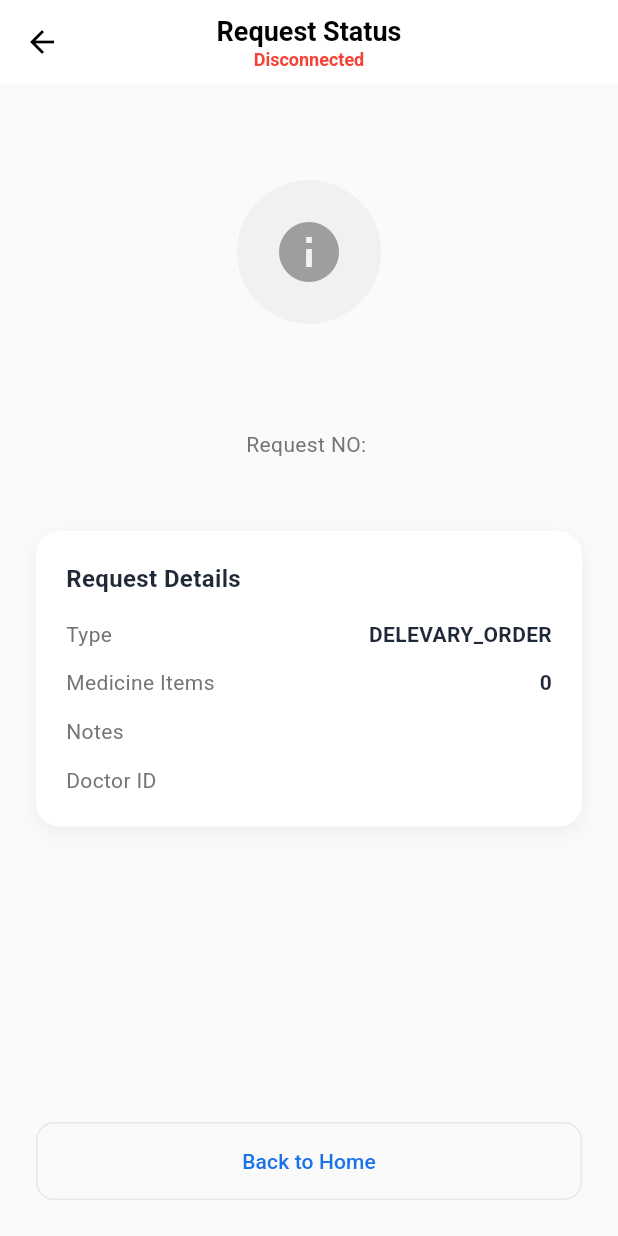
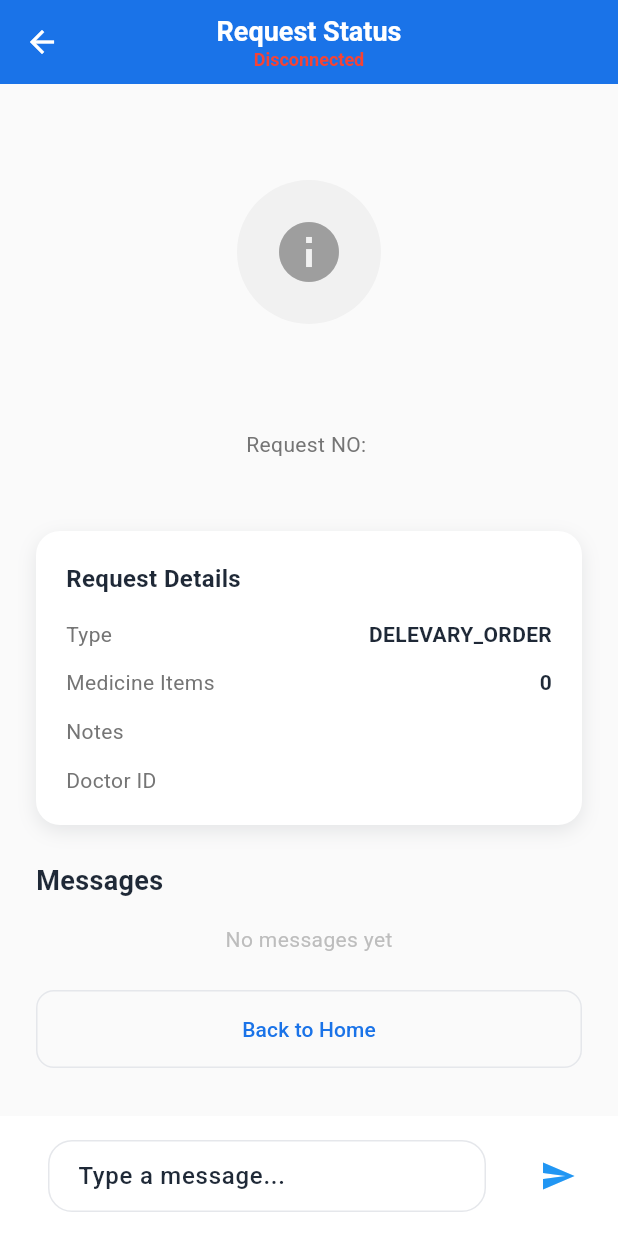
Before and after one commit to eng-abdallahyasser/pharma-connect, a Flutter app: the PharmacyRequestStatusView screen opened directly with empty values, on a phone screen of 412 x 824 dp. Run offline on Flutter 3.47's test engine with Material 3 defaults, Android fonts, the phone set to English and light mode, and no system bars; our stand-ins replace cached_network_image, dio, firebase_core, firebase_messaging, flutter_local_notifications, flutter_map and 8 more; missing offline and left inert: flutter_client_sse; accounts and stored records are empty; network calls fail.

Commit message:
implement messages in the request status

```diff
--- a/lib/app/modules/pharmacy_request/controllers/pharmacy_request_controller.dart
+++ b/lib/app/modules/pharmacy_request/controllers/pharmacy_request_controller.dart
@@ -3,6 +3,7 @@ import 'dart:developer';
 import 'package:flutter/material.dart';
 import 'package:get/get.dart';
 import 'package:image_picker/image_picker.dart';
+import 'package:pharma_connect/app/core/network/api_exceptions.dart';
 import '../data/models/pharmacy_request_model.dart';
 import '../data/models/item_model.dart';
 import '../data/providers/pharmacy_request_repository.dart';
@@ -205,7 +206,9 @@ class PharmacyRequestController extends GetxController {
 
       Get.snackbar('Success', 'Request submitted successfully');
     } catch (e) {
-      log(e.toString());
+      if(e is ApiException){
+        log(name: 'submitRequest', e.response.toString());
+      }
       Get.snackbar('Error', 'Failed to submit request: $e');
     } finally {
       isLoading.value = false;
--- a/lib/app/modules/pharmacy_request/controllers/pharmacy_request_status_controller.dart
+++ b/lib/app/modules/pharmacy_request/controllers/pharmacy_request_status_controller.dart
@@ -8,22 +8,33 @@ import 'package:get/get.dart';
 import 'package:pharma_connect/app/core/network/api_constants.dart';
 import 'package:pharma_connect/app/core/services/storage_service.dart';
 import '../data/models/pharmacy_request_model.dart';
+import '../data/models/message_model.dart';
+import '../data/providers/pharmacy_request_repository.dart';
 
 class PharmacyRequestStatusController extends GetxController {
   final Rx<PharmacyRequest> request = Rx<PharmacyRequest>(
     Get.arguments as PharmacyRequest,
   );
   final StorageService storageService = Get.find<StorageService>();
+  final PharmacyRequestRepository _repository = PharmacyRequestRepository();
 
+  final messages = <Message>[].obs;
+  final isLoadingMessages = false.obs;
+  final isSendingMessage = false.obs;
+  final TextEditingController messageController = TextEditingController();
+
+  String get currentUserId => storageService.getUser()?.id ?? '';
 
   @override
   void onInit() {
     super.onInit();
+    fetchMessages();
     _startMonitoring();
   }
 
   @override
   void onClose() {
+    messageController.dispose();
     unsubscribeFromRequestStatus();
     super.onClose();
   }
@@ -33,29 +44,40 @@ class PharmacyRequestStatusController extends GetxController {
   void _startMonitoring() {
     isConnected.value = true;
 
-        listenToRequestStatus(request.value.id)
-        .listen(
+    listenToRequestStatus(request.value.id).listen(
       (data) {
         isConnected.value = true;
         try {
           if (data.isEmpty) return; // Skip empty keep-alive or error parses
 
+          log(name: "PharmacyRequestStatusController", " stream data: $data");
+
+          // Check if data is a message (has content or type TEXT)
+          if (data['type'] == 'TEXT' || data['content'] != null) {
+            try {
+              // Pass 'data' directly since it contains the message fields
+              final newMessage = Message.fromJson(data);
+
+              // Avoid duplicates
+              if (!messages.any((m) => m.id == newMessage.id)) {
+                messages.add(newMessage);
+              }
+            } catch (e) {
               log(
                 name: "PharmacyRequestStatusController",
-                " stream data: $data",
+                "Error parsing message from stream: $e",
               );
-
-              // Handle partial updates using copyWith
+            }
+          } else {
+            // Handle partial updates using copyWith (request status updates)
             request.value = request.value.copyWith(
               status: data['status'] as String?,
               notes: data['notes'] as String?,
               doctor: data['doctor'] != null
-                    ? DoctorInfo.fromJson(
-                        data['doctor'] as Map<String, dynamic>,
-                      )
+                  ? DoctorInfo.fromJson(data['doctor'] as Map<String, dynamic>)
                   : null,
-                // We can add other fields here if they are expected to change
             );
+          }
 
           // Log the update for debugging
           log(
@@ -70,17 +92,13 @@ class PharmacyRequestStatusController extends GetxController {
         }
       },
       onError: (error) {
-            log(
-              name: "PharmacyRequestStatusController",
-              "Stream error: $error",
-            );
+        log(name: "PharmacyRequestStatusController", "Stream error: $error");
         isConnected.value = false;
       },
       onDone: () {
         log(name: "PharmacyRequestStatusController", "Stream closed");
         isConnected.value = false;
       },
-
     );
   }
 
@@ -118,18 +136,16 @@ class PharmacyRequestStatusController extends GetxController {
             "Cache-Control": "no-cache",
             "Connection": "keep-alive",
           },
-
-
         )
         .map((event) {
           if (event.data != null && event.data!.isNotEmpty) {
             try {
               return jsonDecode(event.data!) as Map<String, dynamic>;
             } catch (e) {
-              return <String, dynamic>{"message":"Error parsing update: $e"};
+              return <String, dynamic>{"message": "Error parsing update: $e"};
             }
           }
-          return <String, dynamic>{"message":"no data received"};
+          return <String, dynamic>{"message": "no data received"};
         })
         .where((data) => data.isNotEmpty);
   }
@@ -137,4 +153,39 @@ class PharmacyRequestStatusController extends GetxController {
   void unsubscribeFromRequestStatus() {
     SSEClient.unsubscribeFromSSE();
   }
+
+  Future<void> fetchMessages() async {
+    try {
+      isLoadingMessages.value = true;
+      final fetchedMessages = await _repository.getMessages(request.value.id);
+      messages.assignAll(fetchedMessages);
+    } catch (e) {
+      log('Error fetching messages: $e');
+    } finally {
+      isLoadingMessages.value = false;
     }
+  }
+
+  Future<void> sendMessage() async {
+    final content = messageController.text.trim();
+    if (content.isEmpty) return;
+
+    try {
+      isSendingMessage.value = true;
+      final newMessage = await _repository.sendMessage(
+        request.value.id,
+        content,
+      );
+      if (!messages.any((m) => m.id == newMessage.id)) {
+        messages.add(newMessage);
+      }
+      messageController.clear();
+      // Optionally scroll to bottom
+    } catch (e) {
+      log('Error sending message: $e');
+      Get.snackbar('Error', 'Failed to send message');
+    } finally {
+      isSendingMessage.value = false;
+    }
+  }
+}
--- /dev/null
+++ b/lib/app/modules/pharmacy_request/data/models/message_model.dart
@@ -0,0 +1,43 @@
+class Message {
+  final String id;
+  final String content;
+  final String senderId;
+  final DateTime createdAt;
+
+  Message({
+    required this.id,
+    required this.content,
+    required this.senderId,
+    required this.createdAt,
+  });
+
+  factory Message.fromJson(Map<String, dynamic> json) {
+    // Handle nested createdAt in metadata
+    String? createdStr = json['createdAt'] as String?;
+    if (createdStr == null && json['metadata'] != null) {
+      createdStr = json['metadata']['createdAt'] as String?;
+    }
+
+    // Handle different sender ID fields
+    String? sId = json['senderId'] as String?;
+    sId ??= json['senderDoctorId'] as String?;
+    sId ??= json['senderUserId'] as String?;
+    // Fallback if needed, or keep empty
+
+    return Message(
+      id: json['id'] as String? ?? '',
+      content: json['content'] as String? ?? '',
+      senderId: sId ?? '',
+      createdAt: DateTime.tryParse(createdStr ?? '') ?? DateTime.now(),
+    );
+  }
+
+  Map<String, dynamic> toJson() {
+    return {
+      'id': id,
+      'content': content,
+      'senderId': senderId,
+      'createdAt': createdAt.toIso8601String(),
+    };
+  }
+}
--- a/lib/app/modules/pharmacy_request/data/models/pharmacy_request_model.dart
+++ b/lib/app/modules/pharmacy_request/data/models/pharmacy_request_model.dart
@@ -153,14 +153,22 @@ class RequestMetadata {
 
 class DoctorInfo {
   final String id;
+  final String firstName;
+  final String lastName;
 
-  DoctorInfo({required this.id});
+  DoctorInfo({required this.id, required this.firstName, required this.lastName});
 
   factory DoctorInfo.fromJson(Map<String, dynamic> json) {
-    return DoctorInfo(id: json['id'] as String);
+    return DoctorInfo(
+      id: json['id'] as String,
+      firstName: json['firstName'] as String,
+      lastName: json['lastName'] as String,
+    );
   }
 
+  String get fullName => "$firstName $lastName";
+
   Map<String, dynamic> toJson() {
-    return {'id': id};
+    return {'id': id, 'firstName': firstName, 'lastName': lastName};
   }
 }
--- a/lib/app/modules/pharmacy_request/data/providers/pharmacy_request_repository.dart
+++ b/lib/app/modules/pharmacy_request/data/providers/pharmacy_request_repository.dart
@@ -2,6 +2,7 @@ import 'package:dio/dio.dart' as dio;
 import '../../../../core/network/api_client.dart';
 import '../models/pharmacy_request_model.dart';
 import '../models/item_model.dart';
+import '../models/message_model.dart';
 import 'package:image_picker/image_picker.dart';
 
 class PharmacyRequestRepository {
@@ -46,5 +47,28 @@ class PharmacyRequestRepository {
     }
   }
 
+  Future<List<Message>> getMessages(String requestId) async {
+    try {
+      final response = await _apiClient.get(
+        '/api/service-requests/$requestId/messages',
+      );
+      return (response as List)
+          .map((e) => Message.fromJson(e as Map<String, dynamic>))
+          .toList();
+    } catch (e) {
+      rethrow;
+    }
+  }
 
+  Future<Message> sendMessage(String requestId, String content) async {
+    try {
+      final response = await _apiClient.post(
+        '/api/service-requests/$requestId/messages',
+        {'content': content},
+      );
+      return Message.fromJson(response);
+    } catch (e) {
+      rethrow;
+    }
+  }
 }
--- a/lib/app/modules/pharmacy_request/views/pharmacy_request_status_view.dart
+++ b/lib/app/modules/pharmacy_request/views/pharmacy_request_status_view.dart
@@ -1,6 +1,7 @@
 import 'package:flutter/material.dart';
 import 'package:get/get.dart';
 import '../controllers/pharmacy_request_status_controller.dart';
+import '../data/models/message_model.dart';
 
 class PharmacyRequestStatusView
     extends GetView<PharmacyRequestStatusController> {
@@ -27,17 +28,19 @@ class PharmacyRequestStatusView
           ],
         ),
         centerTitle: true,
-        backgroundColor: Colors.white,
-        foregroundColor: Colors.black,
+        // backgroundColor: Colors.white,
+        // foregroundColor: Colors.black,
         elevation: 0,
       ),
-      body: Padding(
+      body: Column(
+        children: [
+          Expanded(
+            child: ListView(
               padding: const EdgeInsets.all(24.0),
-        child: Column(
-          crossAxisAlignment: CrossAxisAlignment.center,
               children: [
                 const SizedBox(height: 40),
-            Obx(
+                Center(
+                  child: Obx(
                     () => Container(
                       padding: const EdgeInsets.all(24),
                       decoration: BoxDecoration(
@@ -51,8 +54,10 @@ class PharmacyRequestStatusView
                       ),
                     ),
                   ),
+                ),
                 const SizedBox(height: 24),
-            Obx(
+                Center(
+                  child: Obx(
                     () => Text(
                       controller.getStatusText(),
                       style: TextStyle(
@@ -62,14 +67,19 @@ class PharmacyRequestStatusView
                       ),
                     ),
                   ),
+                ),
                 const SizedBox(height: 12),
-            Text(
+                Center(
+                  child: Text(
                     'Request NO: ${controller.request.value.requestNo}',
                     style: TextStyle(fontSize: 14, color: Colors.grey[600]),
                   ),
+                ),
                 const SizedBox(height: 48),
                 _buildInfoCard(context),
-            const Spacer(),
+                const SizedBox(height: 24),
+                _buildChatSection(),
+                const SizedBox(height: 24),
                 SizedBox(
                   width: double.infinity,
                   child: OutlinedButton(
@@ -85,6 +95,9 @@ class PharmacyRequestStatusView
                 ),
               ],
             ),
+          ),
+          _buildChatInput(context),
+        ],
       ),
     );
   }
@@ -110,11 +123,11 @@ class PharmacyRequestStatusView
       width: double.infinity,
       padding: const EdgeInsets.all(20),
       decoration: BoxDecoration(
-        color: Colors.white,
+        color: Theme.of(context).colorScheme.surface,
         borderRadius: BorderRadius.circular(16),
         boxShadow: [
           BoxShadow(
-            color: Colors.black.withAlpha(13),
+            color: Theme.of(context).colorScheme.onSurface.withAlpha(26),
             blurRadius: 10,
             offset: const Offset(0, 4),
           ),
@@ -141,7 +154,10 @@ class PharmacyRequestStatusView
             ],
             if (controller.request.value.doctor != null) ...[
               const SizedBox(height: 12),
-              _buildInfoRow('Doctor ID', controller.request.value.doctor!.id),
+              _buildInfoRow(
+                'Doctor ID',
+                controller.request.value.doctor!.fullName,
+              ),
             ],
           ],
         ),
@@ -161,4 +177,131 @@ class PharmacyRequestStatusView
       ],
     );
   }
+
+  Widget _buildChatSection() {
+    return Column(
+      crossAxisAlignment: CrossAxisAlignment.start,
+      children: [
+        const Text(
+          "Messages",
+          style: TextStyle(fontSize: 18, fontWeight: FontWeight.bold),
+        ),
+        const SizedBox(height: 16),
+        Obx(() {
+          if (controller.isLoadingMessages.value) {
+            return const Center(child: CircularProgressIndicator());
           }
+          if (controller.messages.isEmpty) {
+            return Center(
+              child: Text(
+                "No messages yet",
+                style: TextStyle(color: Colors.grey[400]),
+              ),
+            );
+          }
+          return Column(
+            children: controller.messages
+                .map(
+                  (msg) => _MessageBubble(
+                    message: msg,
+                    isMe: msg.senderId == controller.currentUserId,
+                  ),
+                )
+                .toList(),
+          );
+        }),
+      ],
+    );
+  }
+
+  Widget _buildChatInput(BuildContext context) {
+    return Container(
+      padding: const EdgeInsets.all(16),
+      decoration: BoxDecoration(
+        color: Theme.of(context).colorScheme.surface,
+      ),
+      child: Row(
+        children: [
+          Expanded(
+            child: Container(
+              padding: const EdgeInsets.symmetric(horizontal: 16),
+              decoration: BoxDecoration(
+                color: Theme.of(context).colorScheme.surface,
+                borderRadius: BorderRadius.circular(24),
+              ),
+              child: TextField(
+                controller: controller.messageController,
+                decoration: const InputDecoration(
+                  hintText: "Type a message...",
+                  border: InputBorder.none,
+                ),
+              ),
+            ),
+          ),
+          const SizedBox(width: 8),
+          Obx(
+            () => IconButton(
+              onPressed: controller.isSendingMessage.value
+                  ? null
+                  : () => controller.sendMessage(),
+              icon: controller.isSendingMessage.value
+                  ? const SizedBox(
+                      width: 20,
+                      height: 20,
+                      child: CircularProgressIndicator(strokeWidth: 2),
+                    )
+                  : const Icon(Icons.send, color: Colors.blue),
+            ),
+          ),
+        ],
+      ),
+    );
+  }
+}
+
+class _MessageBubble extends StatelessWidget {
+  final Message message;
+  final bool isMe;
+
+  const _MessageBubble({required this.message, required this.isMe});
+
+  @override
+  Widget build(BuildContext context) {
+    return Align(
+      alignment: isMe ? Alignment.centerRight : Alignment.centerLeft,
+      child: Container(
+        margin: const EdgeInsets.symmetric(vertical: 4),
+        padding: const EdgeInsets.symmetric(horizontal: 16, vertical: 10),
+        decoration: BoxDecoration(
+          color: isMe ? Colors.blue : Colors.grey[200],
+          borderRadius: BorderRadius.circular(16).copyWith(
+            bottomRight: isMe ? Radius.zero : null,
+            bottomLeft: isMe ? null : Radius.zero,
+          ),
+        ),
+        child: Column(
+          crossAxisAlignment: CrossAxisAlignment.end,
+          children: [
+            Text(
+              message.content,
+              style: TextStyle(color: isMe ? Colors.white : Colors.black87),
+            ),
+            const SizedBox(height: 4),
+            // We assume createdAt is DateTime. If String, parse it.
+            Text(
+              _formatTime(message.createdAt),
+              style: TextStyle(
+                fontSize: 10,
+                color: isMe ? Colors.white70 : Colors.black54,
+              ),
+            ),
+          ],
+        ),
+      ),
+    );
+  }
+
+  String _formatTime(DateTime time) {
+    return "${time.hour.toString().padLeft(2, '0')}:${time.minute.toString().padLeft(2, '0')}";
+  }
+}
```
Also changed, not shown: lib/app/modules/profile/views/profile_view.dart (+8 -6 lines). Lines whose indentation alone changed are shown as unchanged.
